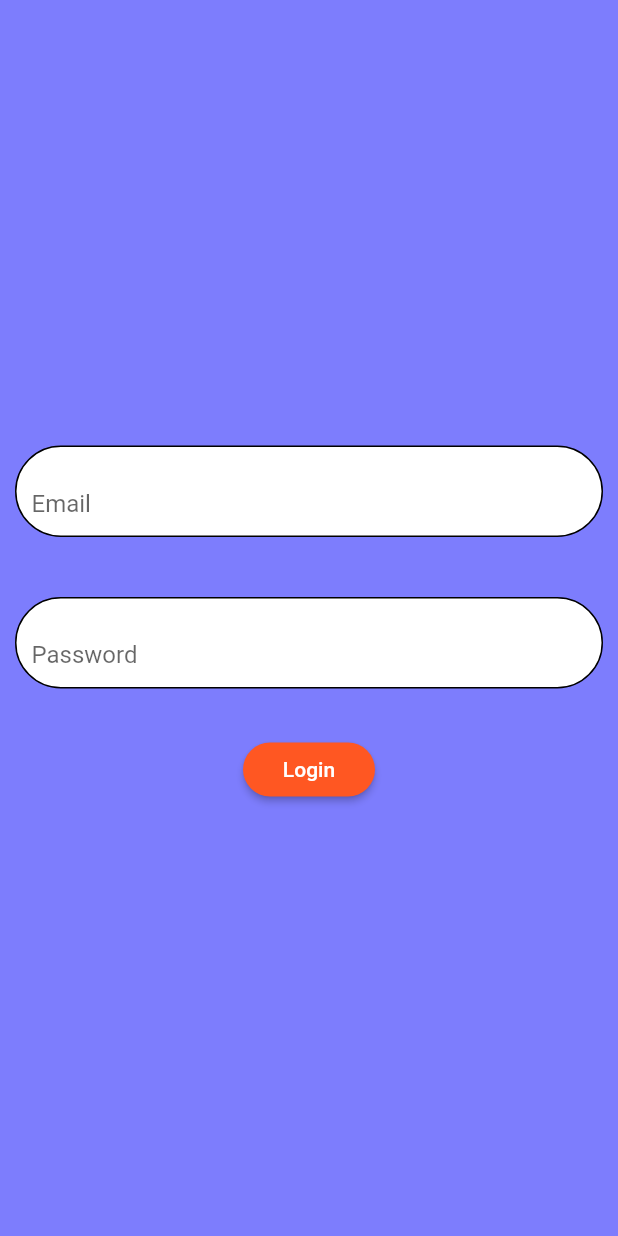
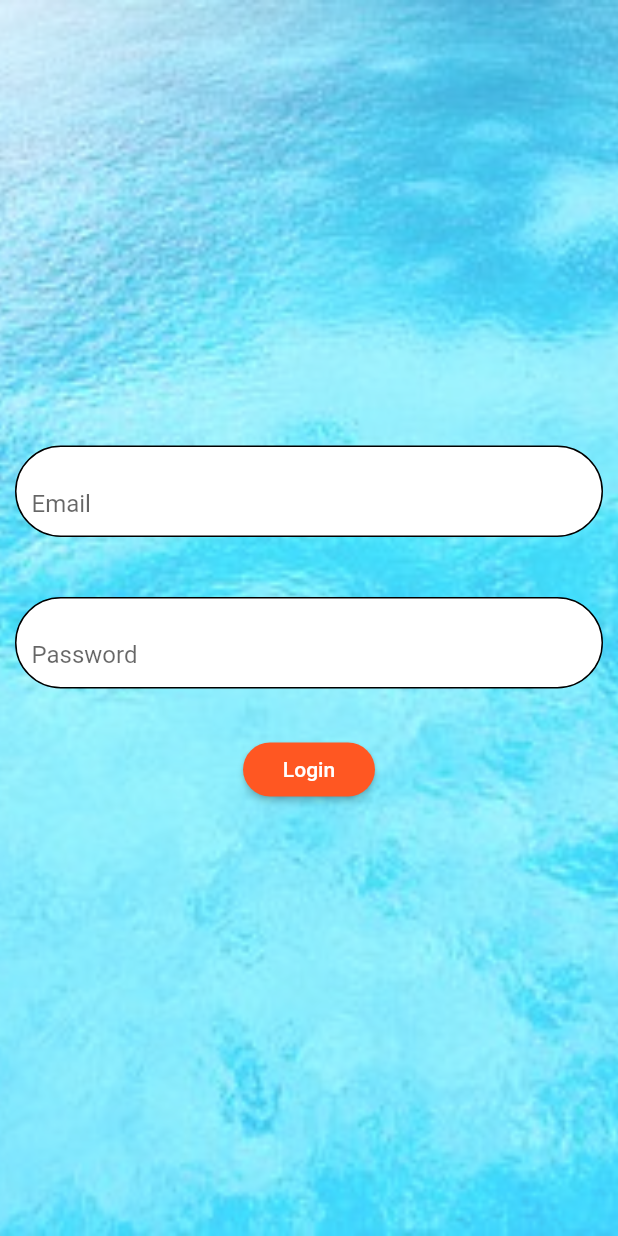
Before and after one commit to Piyush7034/messenger_app, a Flutter app: the screen it shows after launch, on a phone screen of 412 x 824 dp. Run offline on Flutter 3.47's test engine with Material 2 defaults, Android fonts, the phone set to English and light mode, and no system bars.

Commit message:
some ui changes

```diff
--- a/lib/home_page.dart
+++ b/lib/home_page.dart
@@ -10,6 +10,10 @@ class HomePage extends StatelessWidget {
       child: Scaffold(
         appBar: AppBar(
           title: Text('My Chat App'),
+          actions: <Widget>[
+            IconButton(icon: Icon(Icons.search), onPressed: null),
+            IconButton(icon: Icon(Icons.more_vert), onPressed: null)
+          ],
           bottom: TabBar(
             tabs: [
               Tab(
--- a/lib/login_page.dart
+++ b/lib/login_page.dart
@@ -19,7 +19,14 @@ class LoginPageState extends State<LoginPage> {
     double height = MediaQuery.of(context).size.height;
     double width = MediaQuery.of(context).size.width;
     return Container(
-      color: Color.fromRGBO(0, 0, 255, 0.5),
+      decoration: BoxDecoration(
+        image: DecorationImage(
+          image: AssetImage('assets/bgimage.jpeg'),
+          fit: BoxFit.cover,
+          colorFilter: ColorFilter.mode(
+              Colors.black.withOpacity(0.75), BlendMode.dstATop),
+        ),
+      ),
       child: Form(
         key: _formKey,
         child: Center(
--- a/pubspec.yaml
+++ b/pubspec.yaml
@@ -41,7 +41,8 @@ flutter:
   uses-material-design: true
 
   # To add assets to your application, add an assets section, like this:
-  # assets:
+  assets:
+    - assets/bgimage.jpeg
   #  - images/a_dot_burr.jpeg
   #  - images/a_dot_ham.jpeg
 
```
Also changed, not shown: assets/bgimage.jpeg (added).
